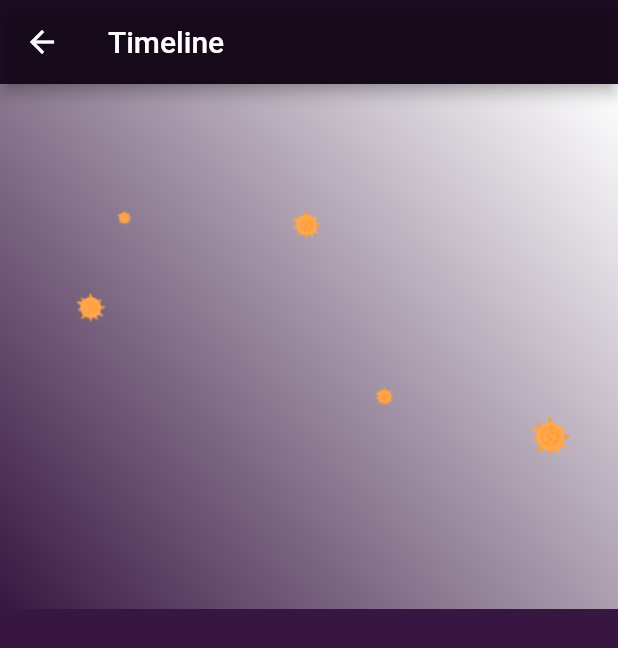
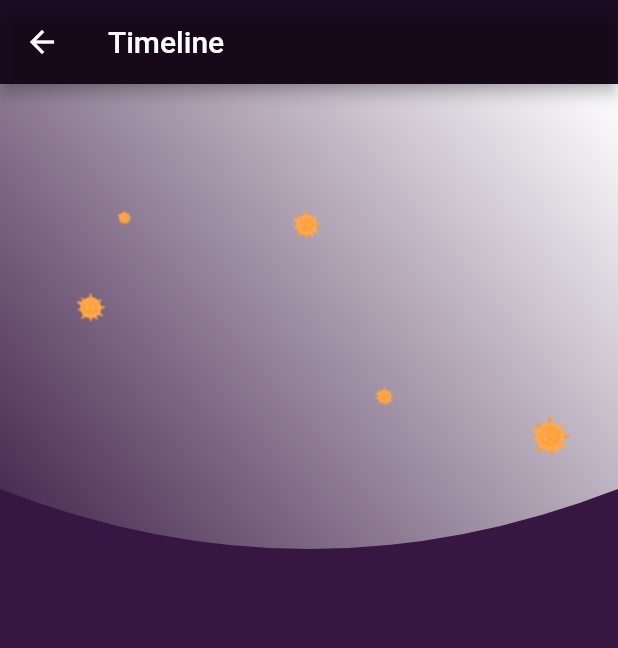
Before and after one commit to Softmatech/Covid-Notif, a Flutter app: the Timeline screen opened by its route, on a phone screen of 412 x 824 dp. Shown: the top 648 px of the screen. Run offline on Flutter 3.47's test engine with Material 2 defaults, Android fonts, the phone set to English and light mode, and no system bars.

```diff
--- a/lib/screens/timeline.dart
+++ b/lib/screens/timeline.dart
@@ -18,7 +18,9 @@ class _TimelineState extends State<Timeline> {
       ),
       body: Column(
         children: <Widget>[
-          Container(
+          ClipPath(
+            clipper: MyClipper(),
+            child: Container(
               height: 350,
               width: double.infinity,
               decoration: BoxDecoration(
@@ -33,6 +35,7 @@ class _TimelineState extends State<Timeline> {
                   image: DecorationImage(
                       image: AssetImage("assets/images/virus.png")
                   )
+              ),
             ),
           )
         ],
@@ -59,4 +62,24 @@ class _TimelineState extends State<Timeline> {
     ]);
     super.dispose();
   }
+
 }
+
+class MyClipper extends CustomClipper<Path> {
+  @override
+  Path getClip(Size size) {
+    var path = Path();
+    path.lineTo(0, size.height - 80);
+    path.quadraticBezierTo(size.width / 2 , size.height, size.width, size.height - 80);
+    path.lineTo(size.width, 0);
+    path.close();
+    return path;
+  }
+
+  @override
+  bool shouldReclip(CustomClipper<Path> oldClipper) {
+    // TODO: implement shouldReclip
+    return false;
+  }
+
+}
--- a/pubspec.yaml
+++ b/pubspec.yaml
@@ -23,6 +23,7 @@ environment:
 dependencies:
   flutter:
     sdk: flutter
+  flutter_svg: ^0.17.4
 
 
   # The following adds the Cupertino Icons font to your application.
```
Also changed, not shown: pubspec.lock. Lines whose indentation alone changed are shown as unchanged.
